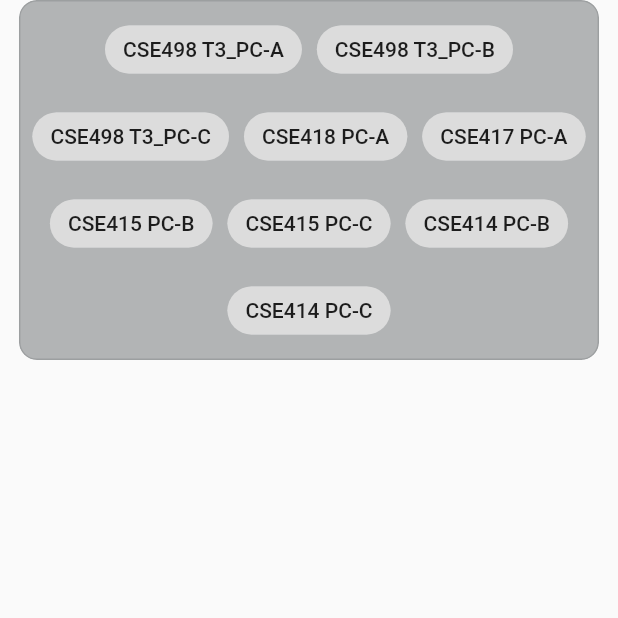
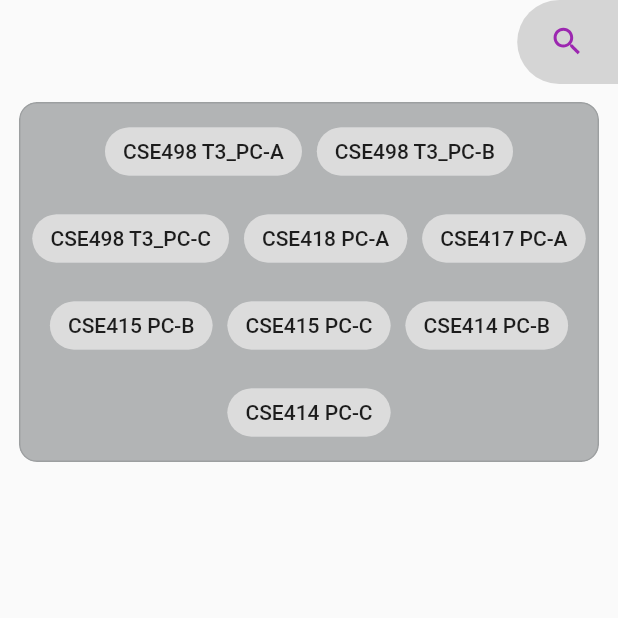
Before and after one commit to yeasin50/routine_helper, a Flutter app: the screen it shows after launch, on a phone screen of 412 x 824 dp, the top half of it. Run offline on Flutter 3.47's test engine with Material 2 defaults, Android fonts, the phone set to English and light mode, and no system bars; our stand-ins replace bloc, equatable, flutter_bloc; missing offline and left inert: excel.

Commit message:
added-section-switcher

```diff
--- a/lib/features/routine/view/routine_page.dart
+++ b/lib/features/routine/view/routine_page.dart
@@ -9,17 +9,74 @@ class RoutinePage extends StatefulWidget {
   State<RoutinePage> createState() => _RoutinePageState();
 }
 
-class _RoutinePageState extends State<RoutinePage> {
+class _RoutinePageState extends State<RoutinePage>
+    with SingleTickerProviderStateMixin {
   SemesterSchedule semesterSchedule = SemesterSchedule(
       regCourses: [], routineVersion: "x.x", semesterName: "Test");
+
+  late AnimationController controller = AnimationController(
+    vsync: this,
+    duration: const Duration(milliseconds: 200),
+  );
+  late Animation<double> animation =
+      Tween<double>(begin: 0, end: 1).animate(controller);
+
+  bool useSearchDialog = false;
+
+  void _onSearchTap() {
+    setState(() {
+      useSearchDialog = !useSearchDialog;
+    });
+
+    if (useSearchDialog)
+      controller.forward();
+    else
+      controller.reverse();
+  }
+
   @override
   Widget build(BuildContext context) {
     return Scaffold(
+      appBar: AppBar(
+        shadowColor: Colors.transparent,
+        backgroundColor: Colors.transparent,
+        elevation: 0,
+        actions: [
+          Container(
+            decoration: BoxDecoration(
+              color: Colors.grey.withOpacity(.4),
+              borderRadius: const BorderRadius.only(
+                topLeft: Radius.circular(kToolbarHeight),
+                bottomLeft: Radius.circular(kToolbarHeight),
+              ),
+            ),
+            child: InkWell(
+              onTap: _onSearchTap,
+              splashColor: Colors.amber,
+              borderRadius: const BorderRadius.only(
+                topLeft: Radius.circular(kToolbarHeight),
+                bottomLeft: Radius.circular(kToolbarHeight),
+              ),
+              child: Container(
+                width: kToolbarHeight * 1.2,
+                alignment: Alignment.center,
+                child: AnimatedIcon(
+                  icon: AnimatedIcons.search_ellipsis,
+                  color: Colors.purple,
+                  progress: animation,
+                ),
+              ),
+            ),
+          ),
+        ],
+      ),
       body: Center(
         child: Column(
           mainAxisAlignment: MainAxisAlignment.start,
           children: [
+            const SizedBox(height: 12),
             CourseSelectionView(
+              useSearchDialog: useSearchDialog,
               onCourseSelectionChange: (selectedCourse) {
                 semesterSchedule =
                     semesterSchedule.copyWith(classes: selectedCourse);
```
